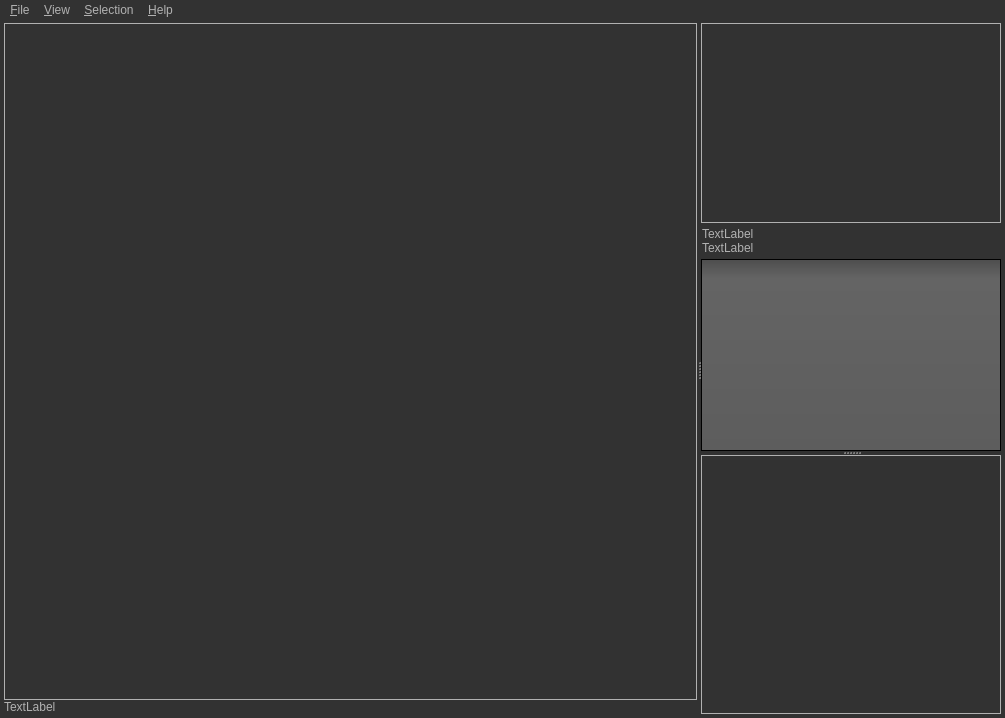
Old version of the form src/saisieQT/mainwindow.ui in the repository micmacIGN/micmac.
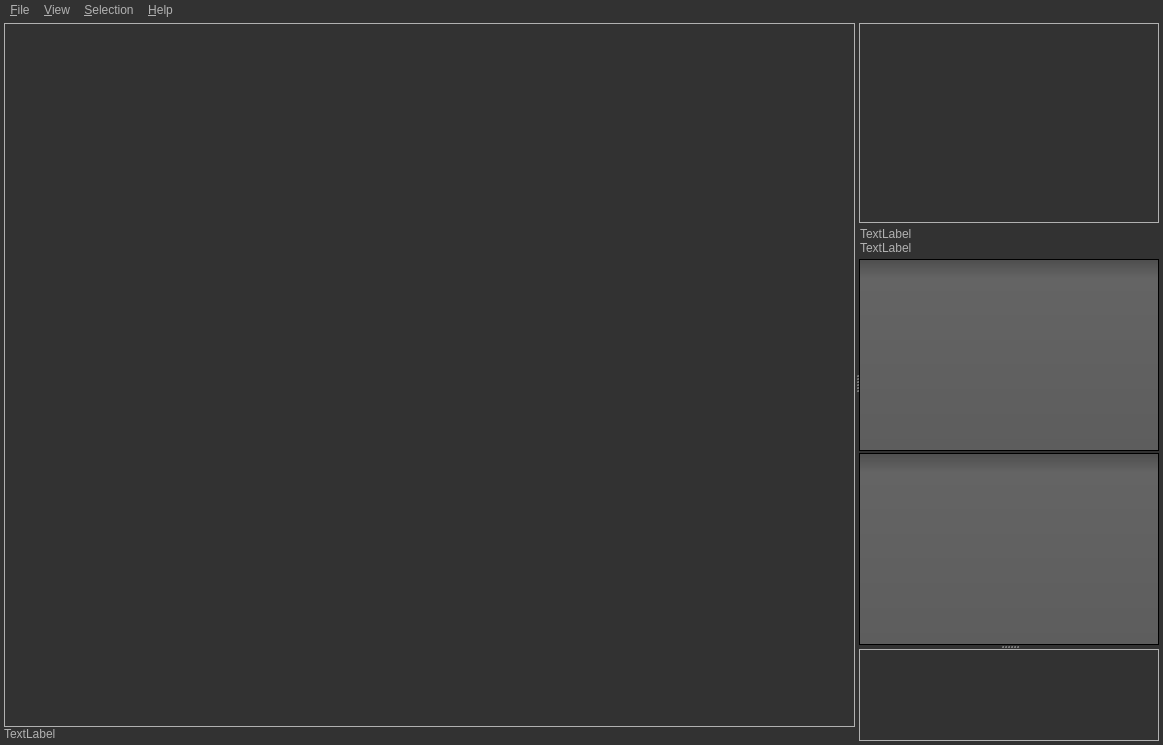
New version of the form. Icons and pictures are not drawn.

The edit to the form file:
```diff
--- a/src/saisieQT/mainwindow.ui
+++ b/src/saisieQT/mainwindow.ui
@@ -6,8 +6,8 @@
    <rect>
     <x>0</x>
     <y>0</y>
-    <width>1005</width>
-    <height>718</height>
+    <width>1163</width>
+    <height>745</height>
    </rect>
   </property>
   <property name="acceptDrops">
@@ -770,6 +770,9 @@
          <item>
           <widget class="QTreeView" name="treeView"/>
          </item>
+         <item>
+          <widget class="QTableView" name="tableView"/>
+         </item>
         </layout>
        </widget>
        <widget class="QFrame" name="frame_preview3D">
@@ -805,7 +808,7 @@
     <rect>
      <x>0</x>
      <y>0</y>
-     <width>1005</width>
+     <width>1163</width>
      <height>20</height>
     </rect>
    </property>
```
